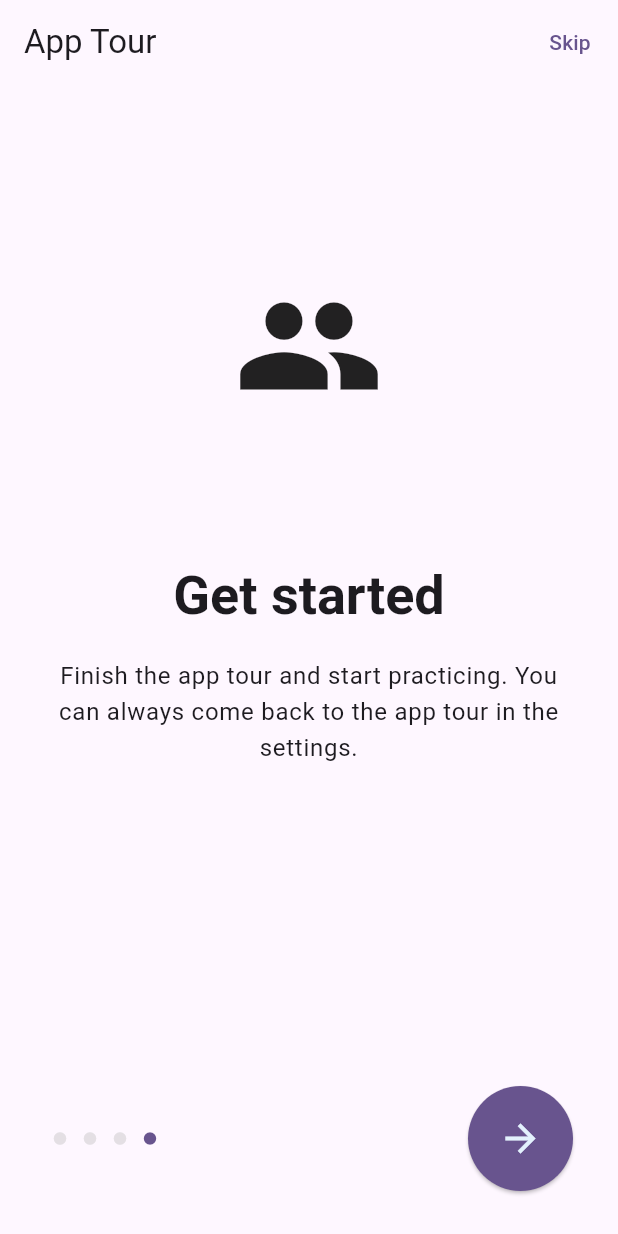
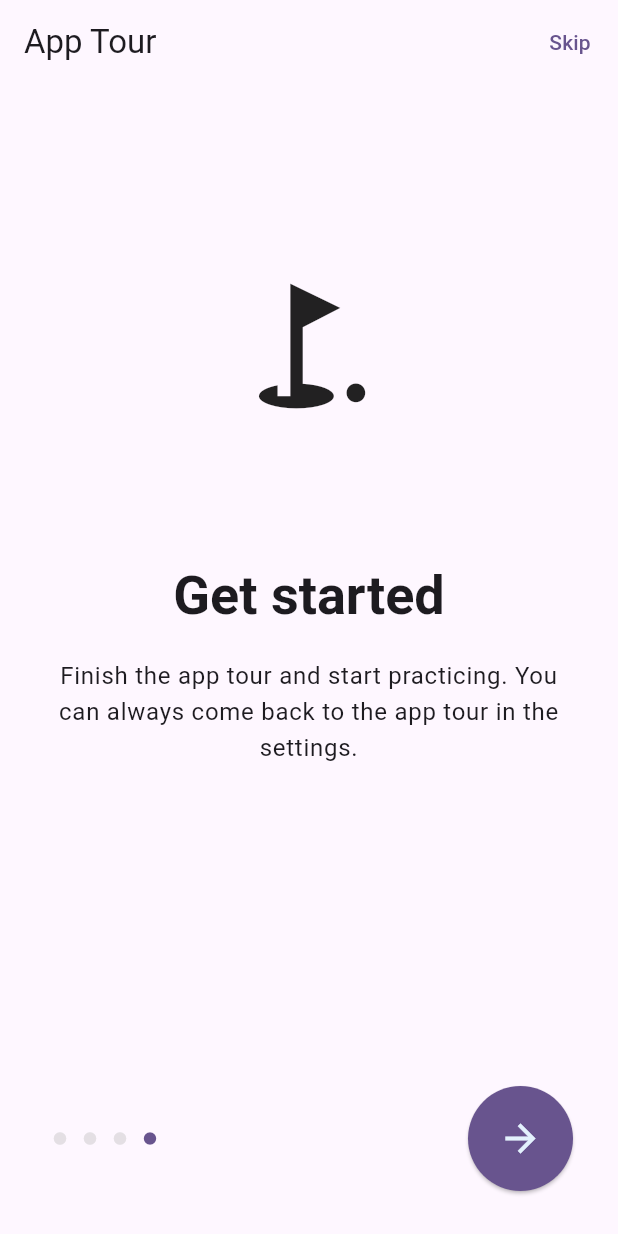
Before and after one commit to dmholtz/logic_app, a Flutter app: the AppTourScreen screen opened by its route, swiped to page 4, on a phone screen of 412 x 824 dp. Run offline on Flutter 3.47's test engine with Material 2 defaults, Android fonts, the light colour scheme and no system bars; our stand-ins replace flutter_riverpod, fluttericon, freezed_annotation, go_router, sqflite; accounts and stored records are empty.

Commit message:
Fix inconsistencies in UI

```diff
--- a/lib/models/form_credentials.dart
+++ b/lib/models/form_credentials.dart
@@ -17,6 +17,7 @@
   factory CredentialsForm.empty() => const CredentialsForm(
         username: FormField(value: ""),
         password: FormField(value: ""),
+        errorMessage: "",
       );
 
   bool get isValid => username.isValid && password.isValid;
--- a/lib/screens/login.dart
+++ b/lib/screens/login.dart
@@ -83,7 +83,7 @@
                   children: [
                     TextFormField(
                       decoration: const InputDecoration(
-                        hintText: "Choose a username",
+                        hintText: "Username",
                         label: Text("Username"),
                       ),
                       onChanged: (value) {
--- a/lib/screens/sign_up.dart
+++ b/lib/screens/sign_up.dart
@@ -31,6 +31,7 @@
 
         // check the response code to see if signup was successful
         if (response.statusCode == 201) {
+          ref.watch(credentialsFormProvider.notifier).resetForm();
           if (context.mounted) {
             // Source https://stackoverflow.com/questions/68871880/do-not-use-buildcontexts-across-async-gaps
             context.go('/log-in');
--- a/lib/state/app_tour.dart
+++ b/lib/state/app_tour.dart
@@ -36,7 +36,7 @@
       description:
           "Finish the app tour and start practicing. You can always come back to the app tour in the settings.",
       icon: Icon(
-        Icons.people,
+        Icons.golf_course,
         size: 100,
       ),
     ),
```
